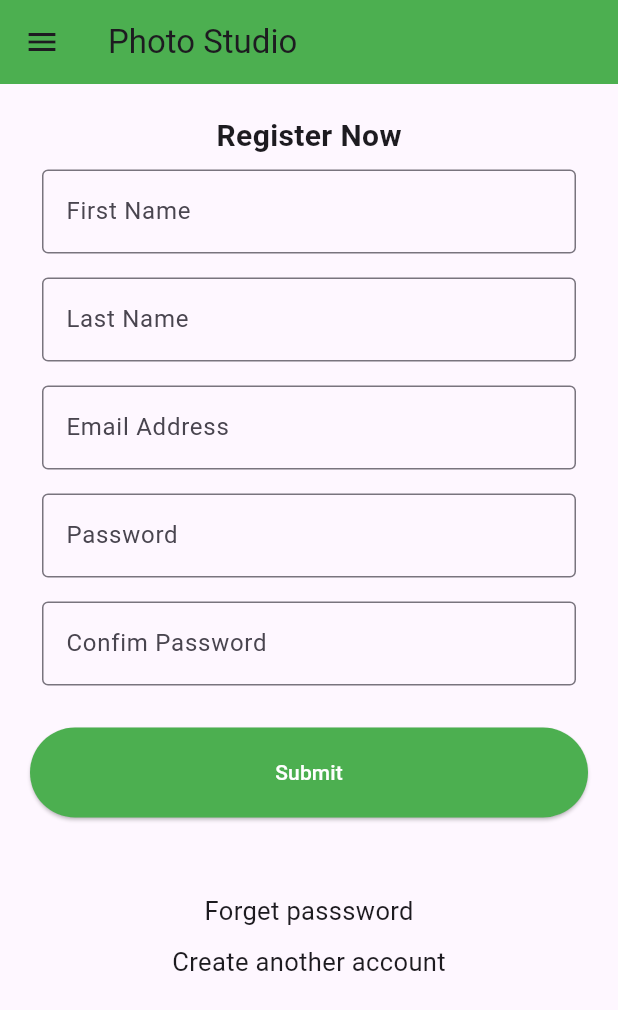
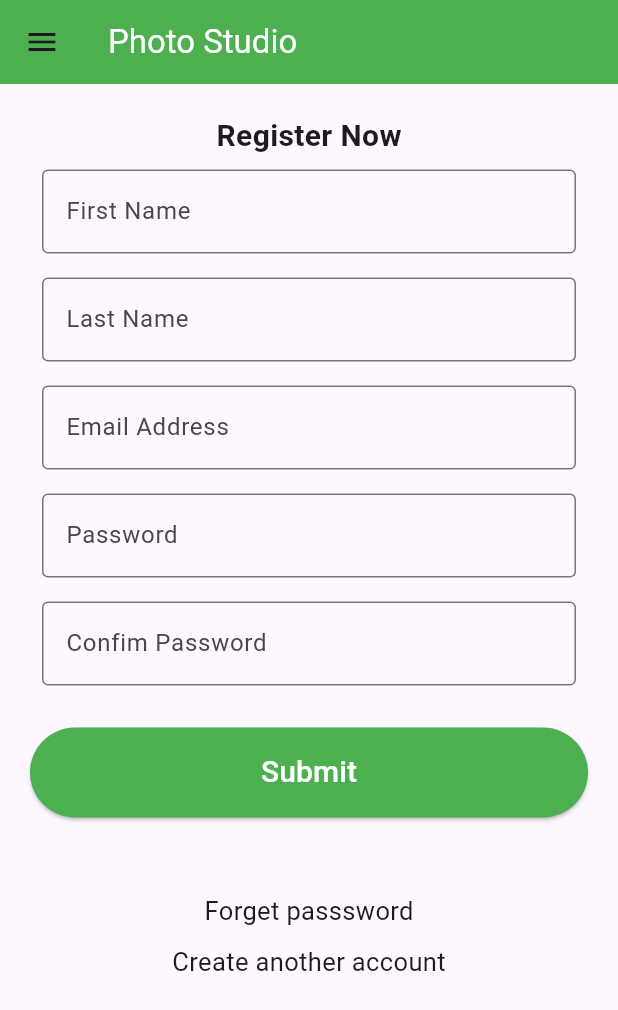
Before and after one commit to dipondeb/Register-Form, a Flutter app: the screen it shows after launch, on a phone screen of 412 x 824 dp. Shown: the top 1010 px of the screen. Run offline on Flutter 3.47's test engine with Material 3 defaults, Android fonts, the phone set to English and light mode, and no system bars.

Commit message:
Update here

```diff
--- a/lib/Homepage.dart
+++ b/lib/Homepage.dart
@@ -51,7 +51,11 @@ class _HomepageState extends State<Homepage> {
 
     return Scaffold(
       appBar: AppBar(
-        title: Text('Photo Studio'),
+        title: Text('Photo Studio',
+        style: TextStyle(
+            color: Colors.white,
+        ),
+        ),
         backgroundColor: Colors.green,
       ),
       drawer: Drawer(),
@@ -99,6 +103,7 @@ class _HomepageState extends State<Homepage> {
                 child: TextField(
                   decoration: InputDecoration(
                     label: Text('Password'),
+
                     border: OutlineInputBorder(),
                   ),
                 ),
@@ -118,7 +123,11 @@ class _HomepageState extends State<Homepage> {
               ElevatedButton(onPressed: (){
                 MyAlertDialog(context);
               },
-                  child: Text('Submit'),
+                  child: Text('Submit',
+                  style: TextStyle(
+                    fontSize: 20,
+                    ),
+                  ),
                 style: buttonStyle,
               ),
               Padding(
```
Also changed, not shown: 2 other files.
